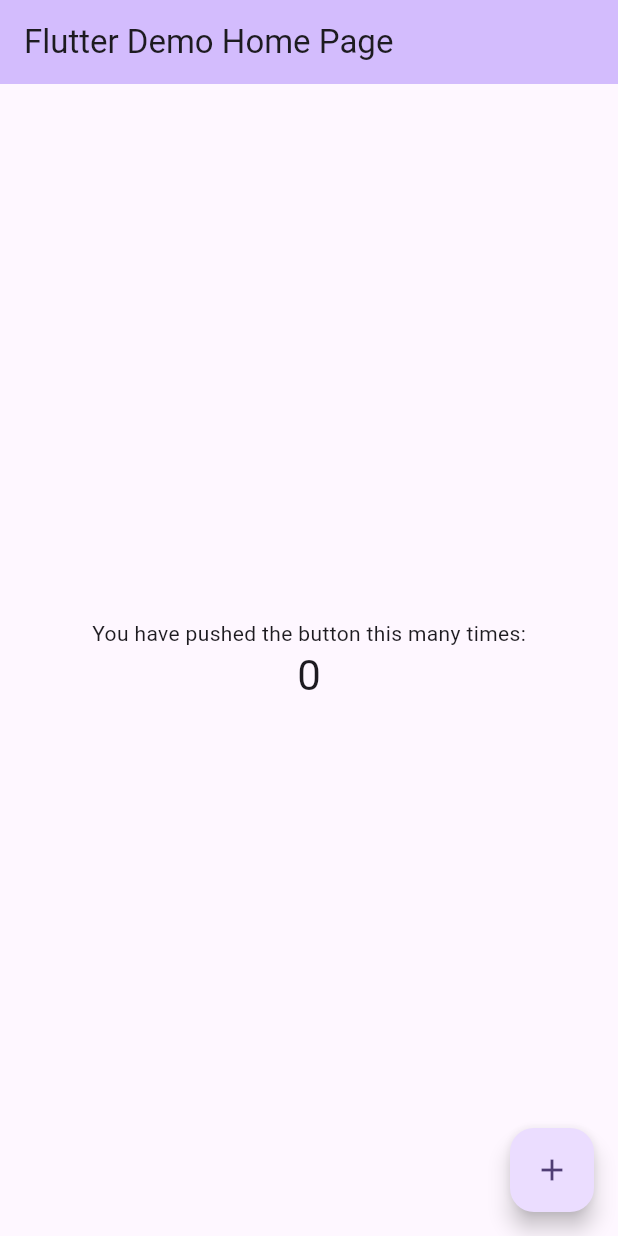
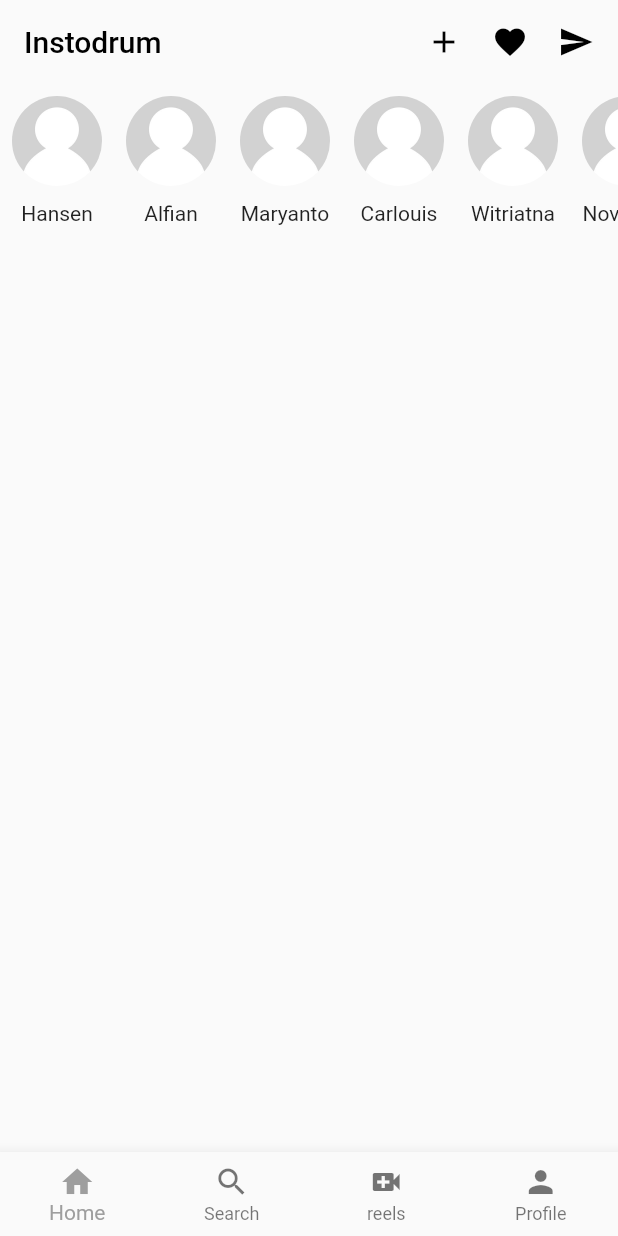
Before and after one commit to alfianindra/Instodrum_project, a Flutter app: the screen it shows after launch, on a phone screen of 412 x 824 dp. Run offline on Flutter 3.47's test engine with Material 2 defaults, Android fonts, the phone set to English and light mode, and no system bars; our stand-ins replace firebase_core; accounts and stored records are empty.

Commit message:
penambahan homepage

```diff
--- /dev/null
+++ b/lib/homepage.dart
@@ -0,0 +1,44 @@
+import 'package:instodrum/pages/home.dart';
+import 'package:flutter/material.dart';
+
+
+class HomePage extends StatefulWidget {
+  const HomePage({Key? key}) :super(key: key);
+
+  @override
+  State<HomePage> createState() => _HomePageState();
+}
+
+class _HomePageState extends State<HomePage> {
+
+  int _selectedIndex = 0;
+  void _navigateBottomNavBar (int Index) {
+    setState(() {
+      _selectedIndex = Index;
+    });
+  }
+
+//buat halaman masing-masing
+final List<Widget> _children = [
+UserHome(),
+
+];
+
+  @override
+  Widget build(BuildContext context) {
+    return Scaffold( //kerangka
+      body: _children[_selectedIndex],
+      bottomNavigationBar: BottomNavigationBar(
+        currentIndex: _selectedIndex,
+        onTap: _navigateBottomNavBar,
+        type: BottomNavigationBarType.fixed,
+        items: [
+          BottomNavigationBarItem(icon: Icon(Icons.home),label: 'Home'),
+          BottomNavigationBarItem(icon: Icon(Icons.search),label: 'Search'),
+          BottomNavigationBarItem(icon: Icon(Icons.video_call),label: 'reels'),
+          BottomNavigationBarItem(icon: Icon(Icons.person),label: 'Profile'),
+          ],
+      ),
+    );
+  }
+}
--- a/lib/main.dart
+++ b/lib/main.dart
@@ -1,115 +1,19 @@
-import 'package:firebase_core/firebase_core.dart';
 import 'package:flutter/material.dart';
-import 'package:instodrum/firebase_options.dart';
+import 'homepage.dart';
 
-void main() async {
-  WidgetsFlutterBinding.ensureInitialized();
-  Firebase.initializeApp(options: DefaultFirebaseOptions.currentPlatform);
+void main() {
   runApp(const MyApp());
 }
 
 class MyApp extends StatelessWidget {
-  const MyApp({super.key});
+  const MyApp({Key? key}) :super(key: key);
 
-  // This widget is the root of your application.
   @override
   Widget build(BuildContext context) {
     return MaterialApp(
-      title: 'Flutter Demo',
-      theme: ThemeData(
-
-        colorScheme: ColorScheme.fromSeed(seedColor: Colors.deepPurple),
-        useMaterial3: true,
-      ),
-      home: const MyHomePage(title: 'Flutter Demo Home Page'),
+      debugShowCheckedModeBanner: false,
+      home: HomePage(),
+      theme: ThemeData(primarySwatch: Colors.grey),
     );
   }
 }
-
-class MyHomePage extends StatefulWidget {
-  const MyHomePage({super.key, required this.title});
-
-  // This widget is the home page of your application. It is stateful, meaning
-  // that it has a State object (defined below) that contains fields that affect
-  // how it looks.
-
-  // This class is the configuration for the state. It holds the values (in this
-  // case the title) provided by the parent (in this case the App widget) and
-  // used by the build method of the State. Fields in a Widget subclass are
-  // always marked "final".
-
-  final String title;
-
-  @override
-  State<MyHomePage> createState() => _MyHomePageState();
-}
-
-class _MyHomePageState extends State<MyHomePage> {
-  int _counter = 0;
-
-  void _incrementCounter() {
-    setState(() {
-      // This call to setState tells the Flutter framework that something has
-      // changed in this State, which causes it to rerun the build method below
-      // so that the display can reflect the updated values. If we changed
-      // _counter without calling setState(), then the build method would not be
-      // called again, and so nothing would appear to happen.
-      _counter++;
-    });
-  }
-
-  @override
-  Widget build(BuildContext context) {
-    // This method is rerun every time setState is called, for instance as done
-    // by the _incrementCounter method above.
-    //
-    // The Flutter framework has been optimized to make rerunning build methods
-    // fast, so that you can just rebuild anything that needs updating rather
-    // than having to individually change instances of widgets.
-    return Scaffold(
-      appBar: AppBar(
-        // TRY THIS: Try changing the color here to a specific color (to
-        // Colors.amber, perhaps?) and trigger a hot reload to see the AppBar
-        // change color while the other colors stay the same.
-        backgroundColor: Theme.of(context).colorScheme.inversePrimary,
-        // Here we take the value from the MyHomePage object that was created by
-        // the App.build method, and use it to set our appbar title.
-        title: Text(widget.title),
-      ),
-      body: Center(
-        // Center is a layout widget. It takes a single child and positions it
-        // in the middle of the parent.
-        child: Column(
-          // Column is also a layout widget. It takes a list of children and
-          // arranges them vertically. By default, it sizes itself to fit its
-          // children horizontally, and tries to be as tall as its parent.
-          //
-          // Column has various properties to control how it sizes itself and
-          // how it positions its children. Here we use mainAxisAlignment to
-          // center the children vertically; the main axis here is the vertical
-          // axis because Columns are vertical (the cross axis would be
-          // horizontal).
-          //
-          // TRY THIS: Invoke "debug painting" (choose the "Toggle Debug Paint"
-          // action in the IDE, or press "p" in the console), to see the
-          // wireframe for each widget.
-          mainAxisAlignment: MainAxisAlignment.center,
-          children: <Widget>[
-            const Text(
-              'You have pushed the button this many times:',
-            ),
-            Text(
-              '$_counter',
-              style: Theme.of(context).textTheme.headlineMedium,
-            ),
-          ],
-        ),
-      ),
-      floatingActionButton: FloatingActionButton(
-        onPressed: _incrementCounter,
-        tooltip: 'Increment',
-        child: const Icon(Icons.add),
-      ), // This trailing comma makes auto-formatting nicer for build methods.
-    );
-  }
-}
--- /dev/null
+++ b/lib/pages/home.dart
@@ -0,0 +1,57 @@
+import 'package:instodrum/util/bubble_stories.dart';
+import 'package:flutter/material.dart';
+
+class UserHome extends StatelessWidget {
+  final List people = ['Hansen', 'Alfian', 'Maryanto', 'Carlouis', 'Witriatna', 'Novandry'];
+
+  @override
+  Widget build(BuildContext context) {
+    return Scaffold(
+      appBar: AppBar(
+        backgroundColor: Colors.transparent,
+        elevation: 0,
+        title: Row(
+          mainAxisAlignment: MainAxisAlignment.spaceBetween,
+          children: [
+          Text(
+            'Instodrum',
+            style: TextStyle(color: Colors.black),
+            ),
+            Row(
+              children: [
+                GestureDetector(
+                  onTap: () {
+                    //buat backend --
+                  },
+                  child: Icon(Icons.add)),
+                Padding(
+                  padding: const EdgeInsets.all(20.0),
+                  child: Icon(Icons.favorite),
+                ),//membuat jarak pada logo
+                Icon(Icons.send),
+              ],
+            )
+        ],),
+      ),
+      body: Column(
+        children: [
+          //STORY
+          Container(
+            height: 110,
+            child: ListView.builder(
+              scrollDirection: Axis.horizontal,
+              itemCount: people.length ,
+              itemBuilder: (context,index) {
+              return BubbleStories(
+
+                text: people[index]);
+            })
+          ),
+
+
+
+        ],
+      )
+    );
+  }
+}
--- /dev/null
+++ b/lib/pages/reels.dart
@@ -0,0 +1,27 @@
+import 'package:flutter/material.dart';
+
+void main() => runApp(UserReels());
+
+class UserReels extends StatelessWidget {
+  @override
+  Widget build(BuildContext context) {
+    return MaterialApp(
+      debugShowCheckedModeBanner: false,
+      home: Scaffold(
+        appBar: AppBar(
+          title: Text('Reels'),
+          backgroundColor: Colors.grey,
+          elevation: 0,
+          actions: <Widget>[
+            IconButton(
+              icon: Icon(Icons.send),
+              onPressed: () {
+                // Tambahkan aksi
+              },
+            ),
+          ],
+        ),
+      ),
+    );
+  }
+}
--- /dev/null
+++ b/lib/util/bubble_stories.dart
@@ -0,0 +1,34 @@
+import 'package:flutter/material.dart';
+
+class BubbleStories extends StatelessWidget {
+  final String text;
+
+  BubbleStories({required this.text});
+
+  @override
+  Widget build(BuildContext context) {
+    return Padding(
+      padding: const EdgeInsets.all(8.0),
+      child: Column(
+        children: [
+          Container(
+            width: 60,
+            height: 60,
+            decoration: const BoxDecoration(
+              shape: BoxShape.circle,
+              image: DecorationImage(
+                  image: AssetImage(
+                    'assets/avatar1.jpg',
+                  ),
+                  fit: BoxFit.fill),
+            ),
+          ),
+          const SizedBox(
+            height: 10,
+          ),
+          Text(text)
+        ],
+      ),
+    );
+  }
+}
--- a/pubspec.yaml
+++ b/pubspec.yaml
@@ -65,7 +65,8 @@ flutter:
   # assets:
   #   - images/a_dot_burr.jpeg
   #   - images/a_dot_ham.jpeg
-
+  assets:
+    - assets/avatar1.jpg
   # An image asset can refer to one or more resolution-specific "variants", see
   # https://flutter.dev/assets-and-images/#resolution-aware
 
```
Also changed, not shown: assets/avatar1.jpg (added).
